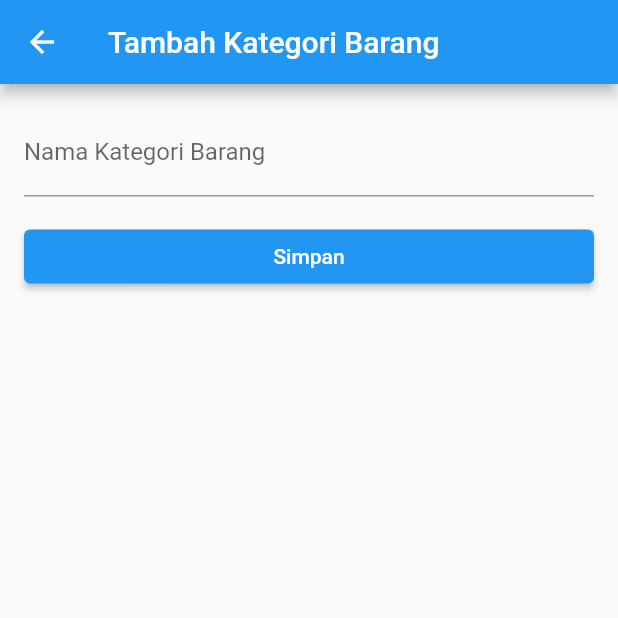
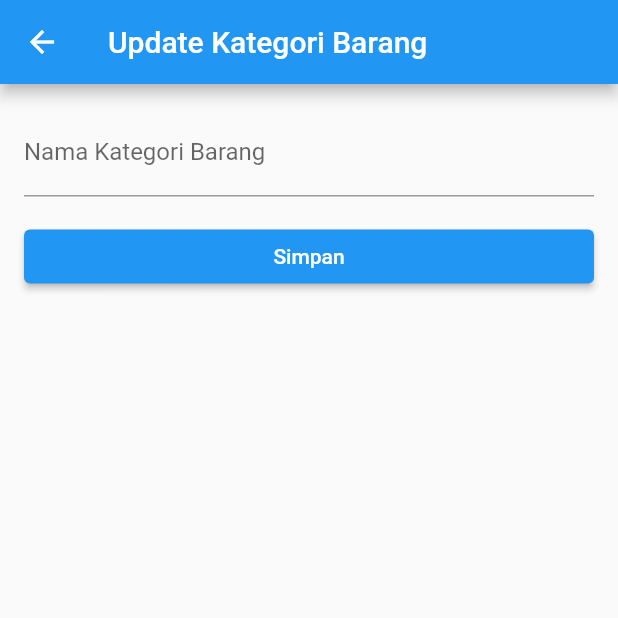
Before and after one commit to dhiastii/-exerciseapi_091, a Flutter app: the DeleteKategoriBarang screen opened directly, on a phone screen of 412 x 824 dp, the top half of it. Run offline on Flutter 3.47's test engine with Material 2 defaults, Android fonts, the phone set to English and light mode, and no system bars; network calls fail.

Commit message:
mengedit kategori barang

```diff
--- a/lib/view/kategoriBarang/delete_kategori_barang.dart
+++ b/lib/view/kategoriBarang/delete_kategori_barang.dart
@@ -6,7 +6,10 @@ import 'package:flutterapi/model/kategori_barang_model.dart';
 import 'package:flutterapi/view/kategoriBarang/kategori_barang.dart';
 
 class DeleteKategoriBarang extends StatefulWidget {
-  const DeleteKategoriBarang({super.key});
+  final String? nama;
+  final String? id;
+
+  const DeleteKategoriBarang({super.key, this.id, this.nama});
 
   @override
   State<DeleteKategoriBarang> createState() => _DeleteKategoriBarangState();
@@ -28,7 +31,7 @@ class _DeleteKategoriBarangState extends State<DeleteKategoriBarang> {
     var formkey = GlobalKey<FormState>();
     return Scaffold(
       appBar: AppBar(
-        title: const Text('Tambah Kategori Barang'),
+        title: const Text('Update Kategori Barang'),
       ),
       body: Form(
         key: formkey,
@@ -43,6 +46,7 @@ class _DeleteKategoriBarangState extends State<DeleteKategoriBarang> {
               onChanged: (value) {
                 nama = value;
               },
+              initialValue: widget.nama,
               validator: (value) {
                 if (value == null || value.isEmpty) {
                   return 'Nama Kategori is required';
--- a/lib/view/kategoriBarang/update_kategori_barang.dart
+++ b/lib/view/kategoriBarang/update_kategori_barang.dart
@@ -6,7 +6,10 @@ import 'package:flutterapi/model/kategori_barang_model.dart';
 import 'package:flutterapi/view/kategoriBarang/kategori_barang.dart';
 
 class UpdateKategoriBarang extends StatefulWidget {
-  const UpdateKategoriBarang({super.key});
+  final String? nama;
+  final String? id;
+
+  const UpdateKategoriBarang({super.key, this.id, this.nama});
 
   @override
   State<UpdateKategoriBarang> createState() => _UpdateKategoriBarangState();
@@ -28,7 +31,7 @@ class _UpdateKategoriBarangState extends State<UpdateKategoriBarang> {
     var formkey = GlobalKey<FormState>();
     return Scaffold(
       appBar: AppBar(
-        title: const Text('Tambah Kategori Barang'),
+        title: const Text('Update Kategori Barang'),
       ),
       body: Form(
         key: formkey,
@@ -43,6 +46,7 @@ class _UpdateKategoriBarangState extends State<UpdateKategoriBarang> {
               onChanged: (value) {
                 nama = value;
               },
+              initialValue: widget.nama,
               validator: (value) {
                 if (value == null || value.isEmpty) {
                   return 'Nama Kategori is required';
```
Also changed, not shown: lib/view/kategoriBarang/kategori_barang.dart (+18 -13 lines).
